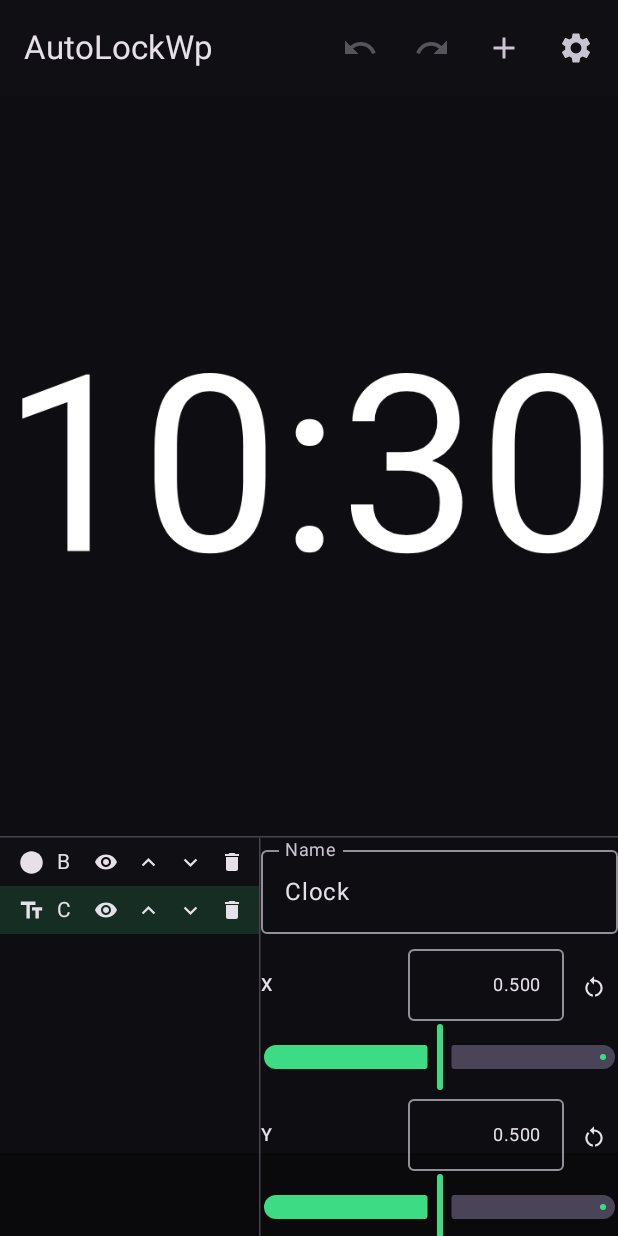
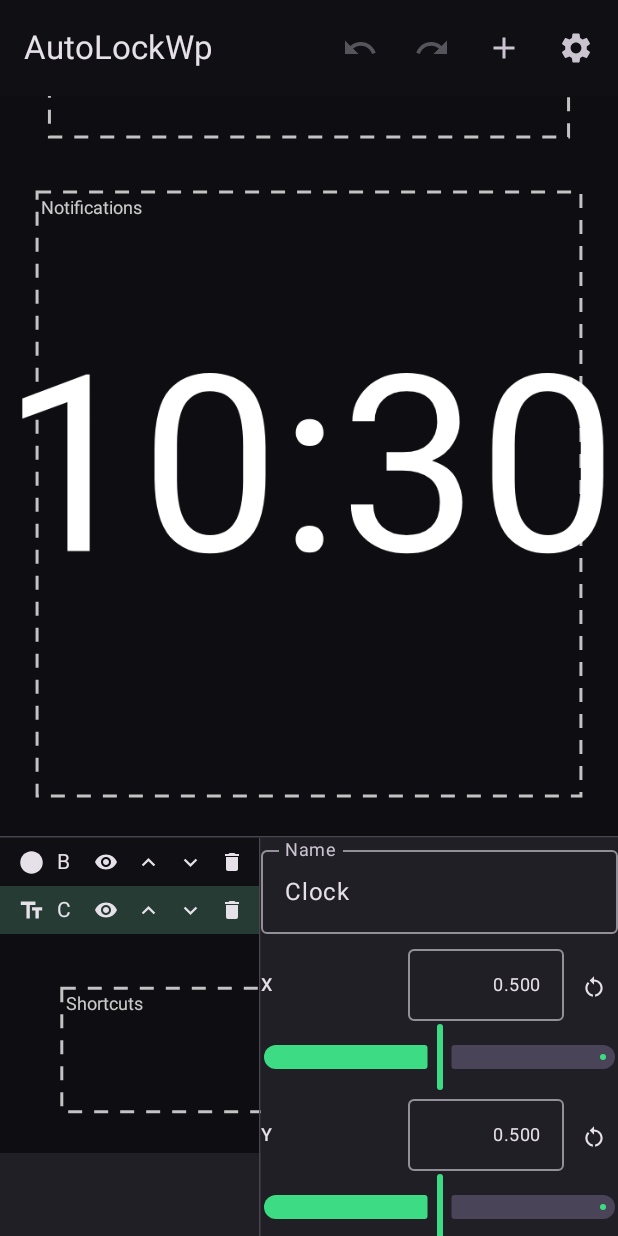
Before and after one commit to PeuDenPau/autoLockWP, an Android app built with Jetpack Compose: the screen it shows after launch (MainActivity), on a phone screen of 412 x 824 dp. Run offline under Robolectric (Android 15) with nearby library versions, the phone set to English and light mode, and no system bars.

Commit message:
Explicit opaque editor background and lock screen guides overlay
- Scaffold containerColor and a Surface wrapper now explicitly paint the
  editor area (layer list, properties panel) so no transparency shows through
- New lock screen guides drawn over the preview: dashed boxes for clock zone,
  notifications area and shortcuts, togglable from the Settings menu

Co-authored-by: PeuDenPau <PeuDenPau@users.noreply.github.com>

```diff
--- a/app/src/main/java/com/lockcanvas/app/ui/editor/EditorScreen.kt
+++ b/app/src/main/java/com/lockcanvas/app/ui/editor/EditorScreen.kt
@@ -44,6 +44,7 @@ fun EditorScreen(viewModel: EditorViewModel = viewModel()) {
     ) { uri -> uri?.let { viewModel.importFont(it) } }
 
     Scaffold(
+        containerColor = MaterialTheme.colorScheme.background,
         topBar = {
             TopAppBar(
                 title = { Text("AutoLockWp") },
@@ -116,6 +117,16 @@ fun EditorScreen(viewModel: EditorViewModel = viewModel()) {
                                 leadingIcon = { Icon(Icons.Filled.Alarm, contentDescription = null) },
                                 onClick = { RenderScheduler.requestExactPermission(context); settingsExpanded = false },
                             )
+                            DropdownMenuItem(
+                                text = { Text("Lock screen guides " + if (state.showGuides) "ON" else "OFF") },
+                                leadingIcon = {
+                                    Icon(
+                                        if (state.showGuides) Icons.Filled.GridOn else Icons.Filled.GridOff,
+                                        contentDescription = null,
+                                    )
+                                },
+                                onClick = viewModel::toggleGuides,
+                            )
                             HorizontalDivider(modifier = Modifier.padding(vertical = 2.dp))
                             DropdownMenuItem(
                                 text = { Text(if (state.enabled) "Lock screen updates ON" else "Lock screen updates OFF") },
@@ -160,10 +171,15 @@ fun EditorScreen(viewModel: EditorViewModel = viewModel()) {
             )
         },
     ) { padding ->
-        Column(Modifier.padding(padding).fillMaxSize().imePadding()) {
+        Surface(
+            color = MaterialTheme.colorScheme.surfaceContainer,
+            modifier = Modifier.padding(padding).fillMaxSize().imePadding(),
+        ) {
+        Column(Modifier.fillMaxSize()) {
             PreviewCanvas(
                 preset = state.preset,
                 selectedLayerId = state.selectedLayerId,
+                showGuides = state.showGuides,
                 onMoveLayer = { dx, dy ->
                     val sel = viewModel.selectedLayer() ?: return@PreviewCanvas
                     viewModel.updateTransform(
@@ -199,6 +215,7 @@ fun EditorScreen(viewModel: EditorViewModel = viewModel()) {
                 )
             }
         }
+        }
     }
 
     if (state.importFailed) {
--- a/app/src/main/java/com/lockcanvas/app/ui/editor/EditorViewModel.kt
+++ b/app/src/main/java/com/lockcanvas/app/ui/editor/EditorViewModel.kt
@@ -27,6 +27,7 @@ data class EditorUiState(
     val importFailed: Boolean = false,
     val undoDepth: Int = 0,
     val redoDepth: Int = 0,
+    val showGuides: Boolean = true,
 )
 
 class EditorViewModel(app: Application) : AndroidViewModel(app) {
@@ -85,6 +86,10 @@ class EditorViewModel(app: Application) : AndroidViewModel(app) {
             return current
         }
         return walk(root) as GroupLayer
+    }
+
+    fun toggleGuides() {
+        _state.value = _state.value.copy(showGuides = !_state.value.showGuides)
     }
 
     fun selectLayer(id: String?) {
--- a/app/src/main/java/com/lockcanvas/app/ui/editor/LayerPanel.kt
+++ b/app/src/main/java/com/lockcanvas/app/ui/editor/LayerPanel.kt
@@ -1,5 +1,6 @@
 package com.lockcanvas.app.ui.editor
 
+import androidx.compose.foundation.background
 import androidx.compose.foundation.clickable
 import androidx.compose.foundation.layout.*
 import androidx.compose.foundation.lazy.LazyColumn
@@ -33,7 +34,7 @@ fun LayerPanel(
     modifier: Modifier = Modifier,
 ) {
     val rows = remember(preset) { flatten(preset.root.children) }
-    LazyColumn(modifier = modifier) {
+    LazyColumn(modifier = modifier.background(MaterialTheme.colorScheme.surfaceContainer)) {
         items(rows) { row ->
             val selected = row.layer.id == selectedLayerId
             Surface(
--- a/app/src/main/java/com/lockcanvas/app/ui/editor/PreviewCanvas.kt
+++ b/app/src/main/java/com/lockcanvas/app/ui/editor/PreviewCanvas.kt
@@ -3,6 +3,12 @@ package com.lockcanvas.app.ui.editor
 import android.graphics.Bitmap
 import androidx.compose.foundation.Image
 import androidx.compose.foundation.gestures.detectDragGestures
+import androidx.compose.ui.geometry.Offset
+import androidx.compose.ui.geometry.Size
+import androidx.compose.ui.graphics.PathEffect
+import androidx.compose.ui.graphics.drawscope.Stroke
+import androidx.compose.ui.graphics.nativeCanvas
+import androidx.compose.ui.unit.dp
 import androidx.compose.foundation.layout.Box
 import androidx.compose.foundation.layout.aspectRatio
 import androidx.compose.foundation.layout.fillMaxWidth
@@ -32,6 +38,7 @@ fun PreviewCanvas(
     selectedLayerId: String?,
     onMoveLayer: (dx: Float, dy: Float) -> Unit,
     modifier: Modifier = Modifier,
+    showGuides: Boolean = true,
 ) {
     val context = LocalContext.current
     val assets = remember { AssetStore(context) }
@@ -76,5 +83,47 @@ fun PreviewCanvas(
                 modifier = Modifier.fillMaxWidth().aspectRatio(bmp.width.toFloat() / bmp.height.toFloat()),
             )
         }
+        if (showGuides) {
+            LockScreenGuides(Modifier.matchParentSize())
+        }
     }
 }
+
+/**
+ * Overlay showing where the lock screen UI elements roughly sit, so layers
+ * can be positioned around them: clock zone (top), notifications (middle),
+ * shortcuts (bottom).
+ */
+@Composable
+fun LockScreenGuides(modifier: Modifier = Modifier) {
+    androidx.compose.foundation.Canvas(modifier = modifier) {
+        val w = size.width
+        val h = size.height
+        val dash = PathEffect.dashPathEffect(floatArrayOf(14f, 12f))
+        val stroke = Stroke(width = 2.dp.toPx(), pathEffect = dash)
+
+        fun zone(top: Float, bottom: Float, hMargin: Float) {
+            drawRect(
+                color = androidx.compose.ui.graphics.Color.White.copy(alpha = 0.75f),
+                topLeft = Offset(w * hMargin, h * top),
+                size = Size(w * (1f - 2f * hMargin), h * (bottom - top)),
+                style = stroke,
+            )
+        }
+
+        zone(0.06f, 0.26f, 0.08f)
+        zone(0.30f, 0.74f, 0.06f)
+        zone(0.88f, 0.97f, 0.10f)
+
+        drawContext.canvas.nativeCanvas.apply {
+            val paint = android.graphics.Paint().apply {
+                color = android.graphics.Color.argb(200, 255, 255, 255)
+                textSize = 12.dp.toPx()
+                isAntiAlias = true
+            }
+            drawText("Clock zone", w * 0.08f + 4, h * 0.06f + 22f, paint)
+            drawText("Notifications", w * 0.06f + 4, h * 0.30f + 22f, paint)
+            drawText("Shortcuts", w * 0.10f + 4, h * 0.88f + 22f, paint)
+        }
+    }
+}
--- a/app/src/main/java/com/lockcanvas/app/ui/editor/PropertiesPanel.kt
+++ b/app/src/main/java/com/lockcanvas/app/ui/editor/PropertiesPanel.kt
@@ -48,7 +48,11 @@ fun PropertiesPanel(
         }
         return
     }
-    Column(modifier = modifier.verticalScroll(rememberScrollState())) {
+    Column(
+        modifier = modifier
+            .background(MaterialTheme.colorScheme.surfaceContainer)
+            .verticalScroll(rememberScrollState())
+    ) {
 
         var name by remember(layer.id) { mutableStateOf(layer.name) }
         OutlinedTextField(
```
